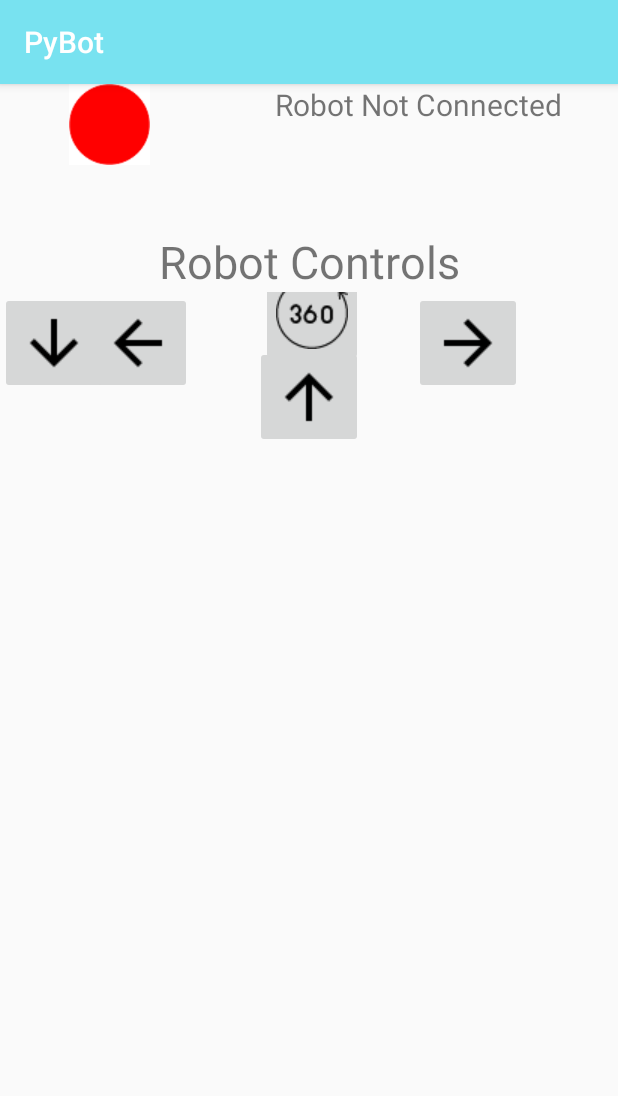
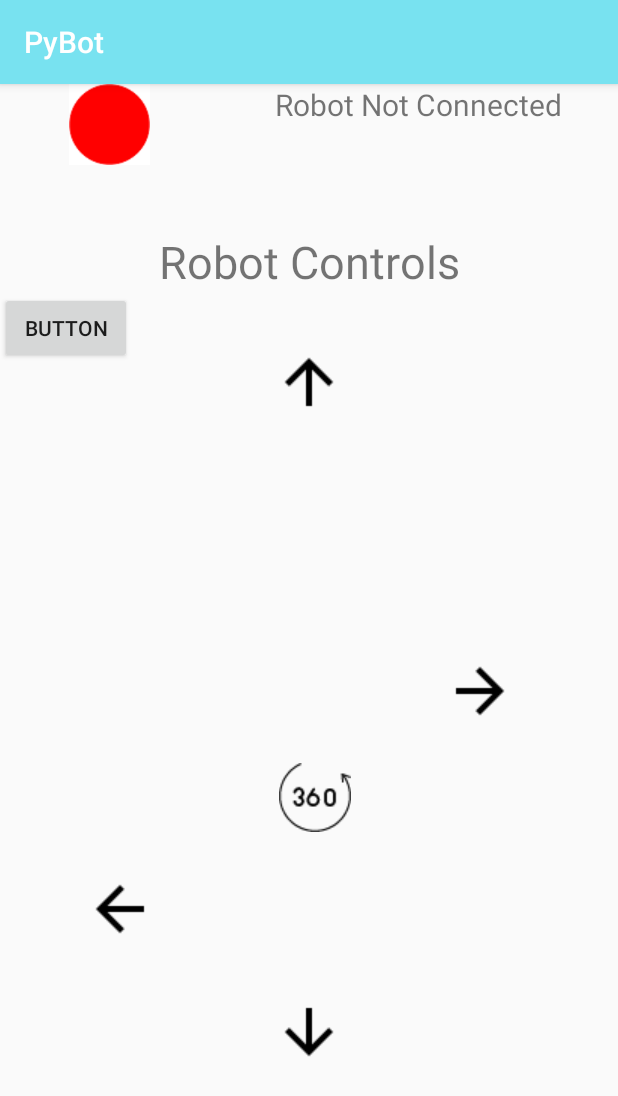
Before and after one commit to GestureRecognitionApplication/PyBot, an Android app: the screen it shows after launch (MainActivity), on a phone screen of 412 x 824 dp. Shown: the top 1096 px of the screen. Run offline under Robolectric (Android 15) with nearby library versions, the phone set to English and light mode, and no system bars.

Commit message:
Modifying Main and Voice

```diff
--- a/app/build.gradle
+++ b/app/build.gradle
@@ -4,7 +4,7 @@ android {
     compileSdkVersion 26
     defaultConfig {
         applicationId "com.example.dejatjackson.pybot"
-        minSdkVersion 24
+        minSdkVersion 23
         targetSdkVersion 26
         versionCode 1
         versionName "1.0"
@@ -16,10 +16,12 @@ android {
             proguardFiles getDefaultProguardFile('proguard-android.txt'), 'proguard-rules.pro'
         }
     }
+    productFlavors {
+    }
 }
 
 dependencies {
-    implementation fileTree(dir: 'libs', include: ['*.jar'])
+    implementation fileTree(include: ['*.jar'], dir: 'libs')
     implementation 'com.android.support:appcompat-v7:26.1.0'
     implementation 'com.android.support.constraint:constraint-layout:1.0.2'
     testImplementation 'junit:junit:4.12'
--- a/app/src/main/java/com/example/dejatjackson/pybot/MainActivity.java
+++ b/app/src/main/java/com/example/dejatjackson/pybot/MainActivity.java
@@ -1,27 +1,49 @@
 package com.example.dejatjackson.pybot;
 
+import android.content.Intent;
+import android.media.Image;
 import android.support.v7.app.AppCompatActivity;
 import android.os.Bundle;
+import android.view.View;
 import android.widget.Button;
+import android.widget.ImageButton;
+import android.widget.TextView;
 
 public class MainActivity extends AppCompatActivity {
+
+
+    private TextView rConnection;
 
     @Override
     protected void onCreate(Bundle savedInstanceState) {
         super.onCreate(savedInstanceState);
         setContentView(R.layout.activity_main);
 
+       // ImageView redCircle = findViewById(R.id.circle);
         //TODO: Make the Image change based on the bluetooth connection
 
-        Button btRight = findViewById(R.id.right);
-        Button btLeft = findViewById(R.id.left);
-        Button btUp = findViewById(R.id.up);
-        Button btDown = findViewById(R.id.up);
+        //TODO: Make the Text change based on the bluetooth Connection
 
-        //do this for the other buttons as well
+        //TODO: Pop-Up to Tell the User to Connect the Pi and Phone to Bluetooth if the Circle is Red
+
+        ImageButton btRight = findViewById(R.id.right);
+        ImageButton btLeft = findViewById(R.id.left);
+        ImageButton btUp = findViewById(R.id.up);
+        ImageButton btDown = findViewById(R.id.down);
+        ImageButton bt360 = findViewById(R.id.button360);
+
 
         //TODO: Make the buttons actually work to move the Robot (based on up, down, etc..)
 
+        //This is temporary for the purpose of testing since I don't have a drawer
+        Button buttonRemove = findViewById(R.id.button);
+        buttonRemove.setOnClickListener(new View.OnClickListener() {
+            @Override
+            public void onClick(View view) {
+                startActivity(new Intent(MainActivity.this, VoiceActivity.class));
+            }
+        });
 
     }
+
 }
--- a/app/src/main/res/layout/activity_main.xml
+++ b/app/src/main/res/layout/activity_main.xml
@@ -13,7 +13,7 @@
         android:orientation="horizontal">
 
         <ImageView
-            android:id="@+id/imageView"
+            android:id="@+id/circle"
             android:layout_width="wrap_content"
             android:layout_height="54dp"
             android:layout_weight="1"
@@ -34,6 +34,7 @@
         android:id="@+id/control"
         android:layout_width="match_parent"
         android:layout_height="wrap_content"
+        android:background="#00000000"
         android:text="Robot Controls"
         android:textAlignment="center"
         android:textSize="30sp"
@@ -42,25 +43,38 @@
     <android.support.constraint.ConstraintLayout
         android:layout_width="match_parent"
         android:layout_height="match_parent"
-        android:layout_weight="1">
+        android:layout_weight="1"
+        android:background="#00000000">
 
         <ImageButton
             android:id="@+id/right"
             android:layout_width="wrap_content"
             android:layout_height="wrap_content"
-            android:layout_marginEnd="64dp"
+            android:layout_marginBottom="8dp"
+            android:layout_marginEnd="68dp"
+            android:layout_marginTop="8dp"
+            android:background="#00000000"
             android:contentDescription="right"
+            app:layout_constraintBottom_toBottomOf="parent"
             app:layout_constraintEnd_toEndOf="parent"
+            app:layout_constraintTop_toTopOf="parent"
+            app:layout_constraintVertical_bias="0.414"
             app:layout_editor_absoluteY="115dp"
-            app:srcCompat="@drawable/right"/>
+            app:srcCompat="@drawable/right" />
 
         <ImageButton
             android:id="@+id/left"
             android:layout_width="wrap_content"
             android:layout_height="wrap_content"
+            android:layout_marginBottom="188dp"
             android:layout_marginStart="56dp"
+            android:layout_marginTop="8dp"
+            android:background="#00000000"
             android:contentDescription="left"
+            app:layout_constraintBottom_toBottomOf="parent"
             app:layout_constraintStart_toStartOf="parent"
+            app:layout_constraintTop_toTopOf="parent"
+            app:layout_constraintVertical_bias="0.984"
             app:layout_editor_absoluteY="126dp"
             app:srcCompat="@drawable/left" />
 
@@ -68,9 +82,16 @@
             android:id="@+id/down"
             android:layout_width="wrap_content"
             android:layout_height="wrap_content"
-            app:srcCompat="@drawable/down"
+            android:layout_marginBottom="112dp"
+            android:layout_marginEnd="8dp"
+            android:layout_marginStart="8dp"
+            android:background="#00000000"
+            app:layout_constraintBottom_toBottomOf="parent"
+            app:layout_constraintEnd_toEndOf="parent"
+            app:layout_constraintStart_toStartOf="parent"
             app:layout_editor_absoluteX="156dp"
-            app:layout_editor_absoluteY="209dp" />
+            app:layout_editor_absoluteY="209dp"
+            app:srcCompat="@drawable/down" />
 
         <ImageButton
             android:id="@+id/up"
@@ -79,6 +100,7 @@
             android:layout_marginEnd="8dp"
             android:layout_marginStart="8dp"
             android:layout_marginTop="36dp"
+            android:background="#00000000"
             app:layout_constraintEnd_toEndOf="parent"
             app:layout_constraintStart_toStartOf="parent"
             app:layout_constraintTop_toTopOf="parent"
@@ -92,6 +114,7 @@
             android:layout_marginEnd="8dp"
             android:layout_marginStart="8dp"
             android:layout_marginTop="8dp"
+            android:background="#00000000"
             app:layout_constraintBottom_toTopOf="@+id/down"
             app:layout_constraintEnd_toStartOf="@+id/right"
             app:layout_constraintHorizontal_bias="0.595"
@@ -100,6 +123,14 @@
             app:layout_constraintVertical_bias="0.7"
             app:srcCompat="@drawable/button360" />
 
+        <Button
+            android:id="@+id/button"
+            android:layout_width="wrap_content"
+            android:layout_height="wrap_content"
+            android:text="Button"
+            tools:layout_editor_absoluteX="270dp"
+            tools:layout_editor_absoluteY="298dp" />
+
     </android.support.constraint.ConstraintLayout>
 
 </LinearLayout>
```
Also changed, not shown: app/src/main/java/com/example/dejatjackson/pybot/VoiceActivity.java (+45 -4 lines), app/src/main/res/layout/activity_voice.xml (+22 -14 lines).
